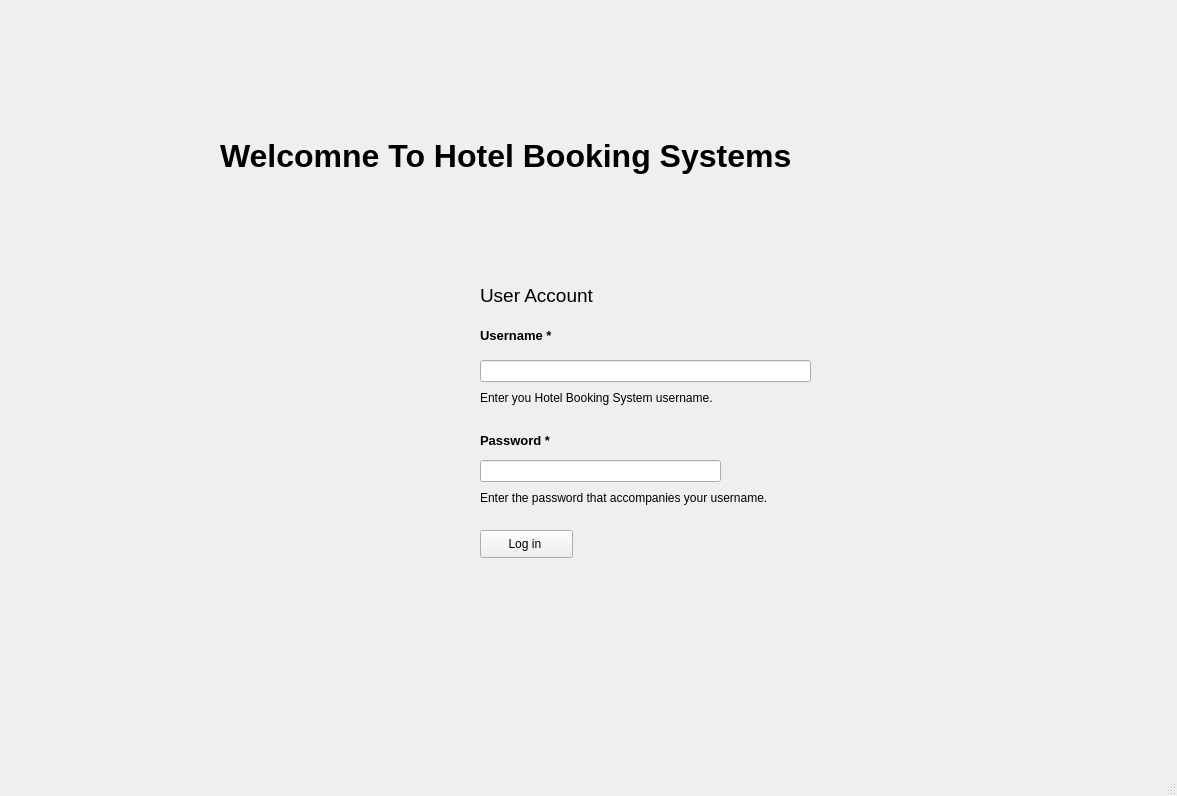
stoptherock1/HSM, file code/qtApp/firstPage.ui: the form before one commit.
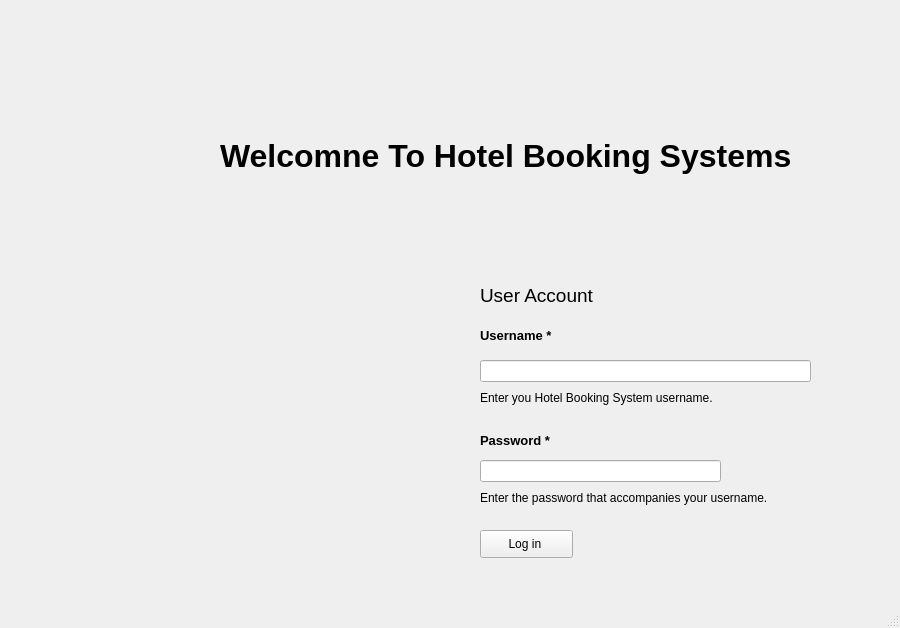
The form after the commit.

```diff
--- a/code/qtApp/firstPage.ui
+++ b/code/qtApp/firstPage.ui
@@ -6,8 +6,8 @@
    <rect>
     <x>0</x>
     <y>0</y>
-    <width>1177</width>
-    <height>796</height>
+    <width>900</width>
+    <height>628</height>
    </rect>
   </property>
   <property name="windowTitle">
```
